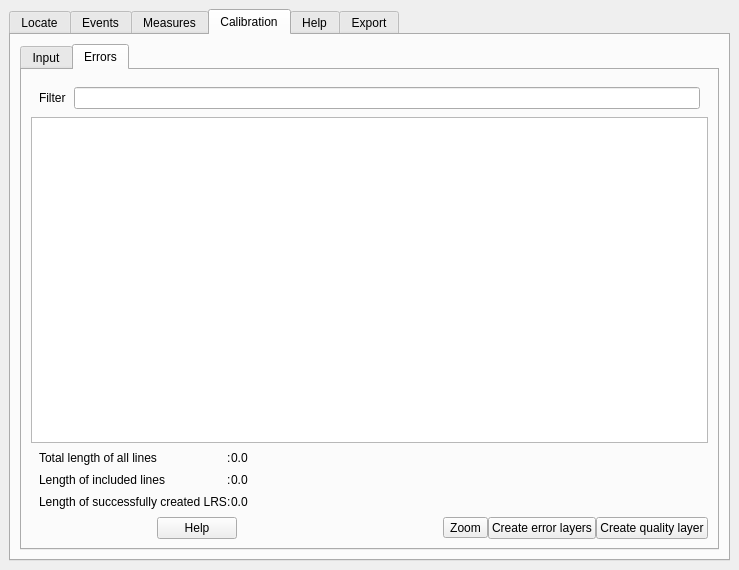
Above: lrs/ui/ui_lrsdockwidget.ui from blazek/lrs before the change. Below: the same form after it.
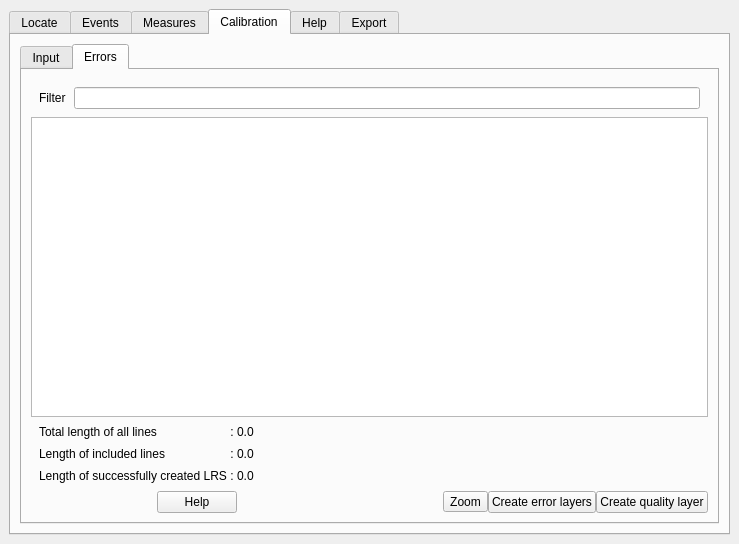
That is the form after the change. The open tabs and pages were chosen to show the change.

The edit to the form file:
```diff
--- a/lrs/ui/ui_lrsdockwidget.ui
+++ b/lrs/ui/ui_lrsdockwidget.ui
@@ -7,7 +7,7 @@
     <x>0</x>
     <y>0</y>
     <width>739</width>
-    <height>570</height>
+    <height>544</height>
    </rect>
   </property>
   <property name="windowTitle">
@@ -1018,21 +1018,21 @@
                  <item row="0" column="1">
                   <widget class="QLabel" name="label">
                    <property name="text">
-                    <string>:</string>
+                    <string> : </string>
                    </property>
                   </widget>
                  </item>
                  <item row="1" column="1">
                   <widget class="QLabel" name="label_2">
                    <property name="text">
-                    <string>:</string>
+                    <string> : </string>
                    </property>
                   </widget>
                  </item>
                  <item row="2" column="1">
                   <widget class="QLabel" name="label_3">
                    <property name="text">
-                    <string>:</string>
+                    <string> : </string>
                    </property>
                   </widget>
                  </item>
```
Left out of the diff: 2 changed lines with no effect on the pictures.
